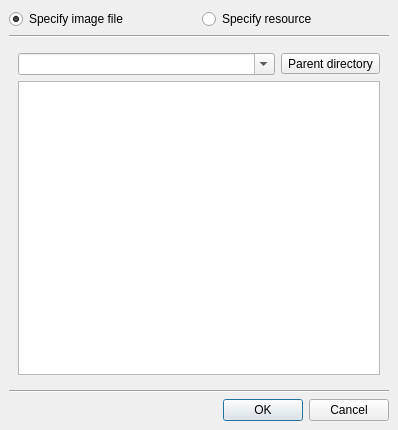
openmoko/qtopia, file qtopiacore/qt/tools/designer/src/lib/shared/findicondialog.ui: the form before one commit.
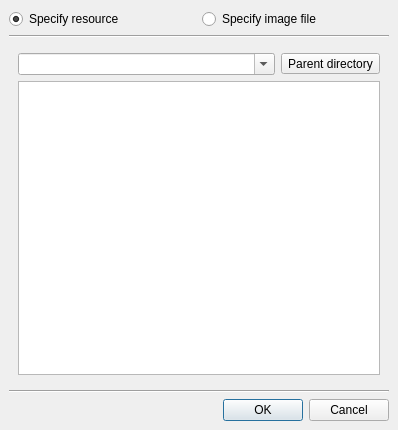
The form after the commit. The open tabs and pages were chosen to show the change. Icons and pictures are not drawn.

Patch:
```diff
--- a/qtopiacore/qt/tools/designer/src/lib/shared/findicondialog.ui
+++ b/qtopiacore/qt/tools/designer/src/lib/shared/findicondialog.ui
@@ -49,21 +49,21 @@
      <property name="spacing" >
       <number>6</number>
      </property>
-     <item>
-      <widget class="QRadioButton" name="m_specify_file_input" >
-       <property name="text" >
-        <string>Specify image file</string>
-       </property>
-       <property name="checked" >
-        <bool>true</bool>
-       </property>
-      </widget>
-     </item>
      <item>
       <widget class="QRadioButton" name="m_specify_resource_input" >
        <property name="text" >
         <string>Specify resource</string>
        </property>
+       <property name="checked" >
+       <bool>true</bool>
+       </property>
+      </widget>
+     </item>
+      <item>
+      <widget class="QRadioButton" name="m_specify_file_input" >
+       <property name="text" >
+        <string>Specify image file</string>
+       </property>
       </widget>
      </item>
     </layout>
@@ -80,7 +80,8 @@
      <property name="currentIndex" >
       <number>0</number>
      </property>
-     <widget class="QWidget" name="page" >
+     <widget class="QWidget" name="page1" />
+     <widget class="QWidget" name="page2" >
       <layout class="QVBoxLayout" >
        <property name="margin" >
         <number>9</number>
@@ -133,7 +134,6 @@
        </item>
       </layout>
      </widget>
-     <widget class="QWidget" name="page" />
     </widget>
    </item>
    <item>
```
Left out of the diff: 21 changed lines with no effect on the pictures.
